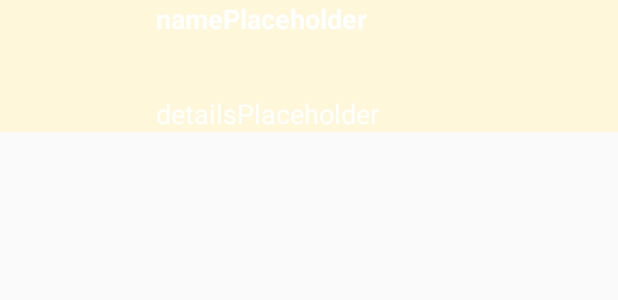
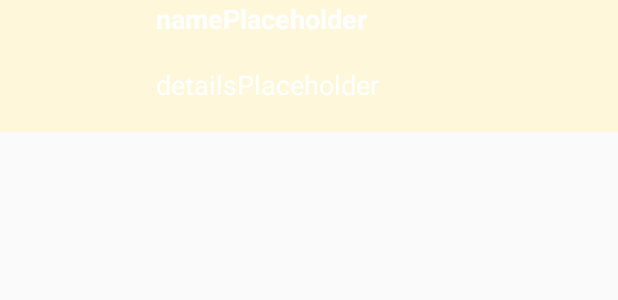
Before and after one commit to mbacfa/androidBasicsUdacityProjectFive, an Android app: the layout list_item.xml on its own in the app's theme, with its tools: preview values and no code run, on a phone screen of 412 x 824 dp. Shown: the top 300 px of the screen. Run offline under Robolectric (Android 15) with nearby library versions, the phone set to English and light mode, and no system bars.

Commit message:
reference errors fixed

```diff
--- a/app/src/main/java/com/example/android/androidbasicsudacityprojectfive/CategoryAdapter.java
+++ b/app/src/main/java/com/example/android/androidbasicsudacityprojectfive/CategoryAdapter.java
@@ -54,11 +54,11 @@ public class CategoryAdapter extends FragmentPagerAdapter {
     @Override
     public CharSequence getPageTitle(int position) {
         if (position == 0) {
-            return mContext.getString(R.string.category_sochi);
+            return mContext.getString(R.string.category_samara);
         } else if (position == 1) {
             return mContext.getString(R.string.category_moscow);
         } else if (position == 2) {
-            return mContext.getString(R.string.category_samara);
+            return mContext.getString(R.string.category_sochi);
         } else {
             return mContext.getString(R.string.category_volgograd);
         }
--- a/app/src/main/java/com/example/android/androidbasicsudacityprojectfive/MoscowFragment.java
+++ b/app/src/main/java/com/example/android/androidbasicsudacityprojectfive/MoscowFragment.java
@@ -39,7 +39,7 @@ public class MoscowFragment extends Fragment {
 
         // Create an {@link PlaceAdapter}, whose data source is a list of {@link Place}s. The
         // adapter knows how to create list items for each item in the list.
-        PlaceAdapter adapter = new PlaceAdapter(getActivity(), places, R.color.category_family);
+        PlaceAdapter adapter = new PlaceAdapter(getActivity(), places, R.color.category_moscow);
 
         // Find the {@link ListView} object in the view hierarchy of the {@link Activity}.
         // There should be a {@link ListView} with the view ID called list, which is declared in the
--- a/app/src/main/java/com/example/android/androidbasicsudacityprojectfive/SamaraFragment.java
+++ b/app/src/main/java/com/example/android/androidbasicsudacityprojectfive/SamaraFragment.java
@@ -36,7 +36,7 @@ public class SamaraFragment extends Fragment {
 
         // Create an {@link PlaceAdapter}, whose data source is a list of {@link Place}s. The
         // adapter knows how to create list items for each item in the list.
-        PlaceAdapter adapter = new PlaceAdapter(getActivity(), places, R.color.category_family);
+        PlaceAdapter adapter = new PlaceAdapter(getActivity(), places, R.color.category_samara);
 
         // Find the {@link ListView} object in the view hierarchy of the {@link Activity}.
         // There should be a {@link ListView} with the view ID called list, which is declared in the
--- a/app/src/main/java/com/example/android/androidbasicsudacityprojectfive/SochiFragment.java
+++ b/app/src/main/java/com/example/android/androidbasicsudacityprojectfive/SochiFragment.java
@@ -36,7 +36,7 @@ public class SochiFragment extends Fragment {
 
         // Create an {@link PlaceAdapter}, whose data source is a list of {@link Place}s. The
         // adapter knows how to create list items for each item in the list.
-        PlaceAdapter adapter = new PlaceAdapter(getActivity(), places, R.color.category_family);
+        PlaceAdapter adapter = new PlaceAdapter(getActivity(), places, R.color.category_sochi);
 
         // Find the {@link ListView} object in the view hierarchy of the {@link Activity}.
         // There should be a {@link ListView} with the view ID called list, which is declared in the
--- a/app/src/main/java/com/example/android/androidbasicsudacityprojectfive/VolgogradFragment.java
+++ b/app/src/main/java/com/example/android/androidbasicsudacityprojectfive/VolgogradFragment.java
@@ -40,7 +40,7 @@ public class VolgogradFragment extends Fragment {
 
         // Create an {@link PlaceAdapter}, whose data source is a list of {@link Place}s. The
         // adapter knows how to create list items for each item in the list.
-        PlaceAdapter adapter = new PlaceAdapter(getActivity(), places, R.color.category_family);
+        PlaceAdapter adapter = new PlaceAdapter(getActivity(), places, R.color.category_volgograd);
 
         // Find the {@link ListView} object in the view hierarchy of the {@link Activity}.
         // There should be a {@link ListView} with the view ID called list, which is declared in the
--- a/app/src/main/res/layout/list_item.xml
+++ b/app/src/main/res/layout/list_item.xml
@@ -28,7 +28,6 @@
             android:layout_width="match_parent"
             android:layout_height="0dp"
             android:layout_weight="1"
-            android:gravity="top"
             android:textAppearance="?android:textAppearanceMedium"
             android:textColor="@android:color/white"
             android:textStyle="bold"
@@ -39,7 +38,6 @@
             android:layout_width="match_parent"
             android:layout_height="0dp"
             android:layout_weight="1"
-            android:gravity="bottom"
             android:textAppearance="?android:textAppearanceMedium"
             android:textColor="@android:color/white"
             tools:text="detailsPlaceholder" />
```
